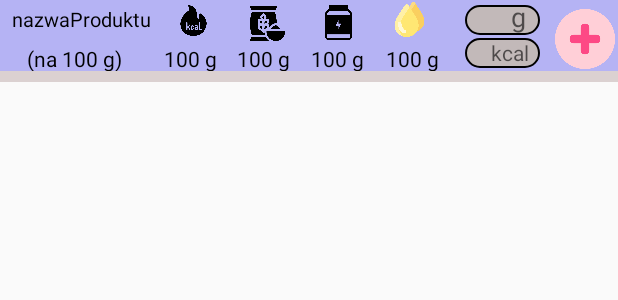
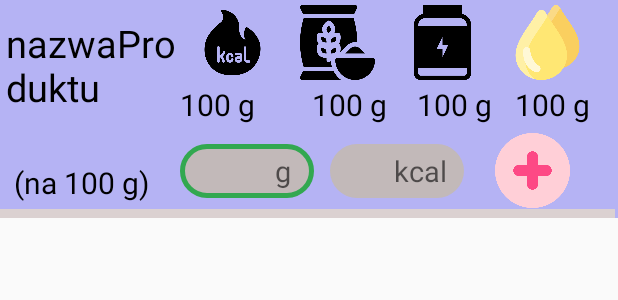
Before and after one commit to Kierde/Praca-magisterska, an Android app: the layout pojedynczy_wyszukany_posilek.xml on its own in the app's theme, with its tools: preview values and no code run, on a phone screen of 412 x 824 dp. Shown: the top 300 px of the screen. Run offline under Robolectric (Android 15) with nearby library versions, the phone set to English and light mode, and no system bars; network calls fail.

Commit message:
Powiększenie layout dla pojedyńczego wyszukanego produktu

```diff
--- a/project1/app/src/main/java/com/example/project1/WyszukanyPosilekAdapter.java
+++ b/project1/app/src/main/java/com/example/project1/WyszukanyPosilekAdapter.java
@@ -25,6 +25,7 @@ import java.util.GregorianCalendar;
 import java.util.HashMap;
 import java.util.List;
 import java.util.Map;
+import java.util.concurrent.TimeUnit;
 
 import Deserialization.Dish;
 
@@ -64,12 +65,10 @@ public class WyszukanyPosilekAdapter extends RecyclerView.Adapter<WyszukanyPosil
         holder.iloscProduktu.addTextChangedListener(new TextWatcher() {
             @Override
             public void beforeTextChanged(CharSequence charSequence, int i, int i1, int i2) {
-
             }
 
             @Override
             public void onTextChanged(CharSequence charSequence, int i, int i1, int i2) {
-
             }
 
             @Override
@@ -82,7 +81,7 @@ public class WyszukanyPosilekAdapter extends RecyclerView.Adapter<WyszukanyPosil
                     int wynik = calculateHowMuchCalories(iloscProduktu, kcalorie);
                     holder.iloscKalorii.setText(Integer.toString(wynik));
                 } else {
-                    holder.iloscProduktu.setError("podaj wartość liczbową ilości produktu (w gramach)");
+                    holder.iloscProduktu.setError("podaj produktu (w gramach)");
                 }
             }
         });
--- a/project1/app/src/main/java/com/example/project1/WyszukiwanieProduktu.java
+++ b/project1/app/src/main/java/com/example/project1/WyszukiwanieProduktu.java
@@ -64,8 +64,8 @@ public class WyszukiwanieProduktu extends AppCompatActivity {
         wyszukane.setHasFixedSize(true);
         wyszukane.setLayoutManager(new LinearLayoutManager(this));
         wyszukane.setAdapter(wyszukanyPosilekAdapter);
-       // Dish posilek = new Dish("1","Jajko", "130","3","10","20","30","kat");
-       //listaWyszukanychPosilkow.add(posilek);
+       Dish posilek = new Dish("1","Jajko z żurkiem owoc", "130","3","10","20","30","kat");
+       listaWyszukanychPosilkow.add(posilek);
         wyszukanyPosilekAdapter.notifyDataSetChanged();
 
 
--- a/project1/app/src/main/res/drawable/rectangle_4_shape.xml
+++ b/project1/app/src/main/res/drawable/rectangle_4_shape.xml
@@ -3,6 +3,5 @@
 <shape xmlns:android="http://schemas.android.com/apk/res/android"
 	android:shape="rectangle" >
 	<corners android:radius="20dp" />
-	<stroke android:color="#000000" android:width="1dp" />
 	<solid android:color="@color/rectangle_4_color" />
 </shape>
--- /dev/null
+++ b/project1/app/src/main/res/drawable/rectangle_5_shape.xml
@@ -0,0 +1,10 @@
+<?xml version="1.0" encoding="utf-8"?>
+<!-- rectangle_4 from your XD file. -->
+<shape xmlns:android="http://schemas.android.com/apk/res/android"
+    android:shape="rectangle" >
+    <corners android:radius="20dp" />
+    <stroke android:color="#000000" android:width="1dp" />
+    <solid android:color="@color/rectangle_4_color" />
+    <stroke android:width="3dp" android:color="#32a850"/>
+
+</shape>
--- a/project1/app/src/main/res/layout/pojedynczy_wyszukany_posilek.xml
+++ b/project1/app/src/main/res/layout/pojedynczy_wyszukany_posilek.xml
@@ -1,170 +1,174 @@
 <RelativeLayout xmlns:android="http://schemas.android.com/apk/res/android"
     xmlns:tools="http://schemas.android.com/tools"
-    android:layout_width="match_parent"
-    android:layout_height="wrap_content"
+    android:layout_width="wrap_content"
+    android:layout_height="145dp"
     xmlns:app="http://schemas.android.com/apk/res-auto"
     android:background="#b5b3f4"
     tools:ignore="ExtraText">
 
     <ImageView
         android:id="@+id/trans_fats_free_1"
-        android:layout_width="23dp"
-        android:layout_height="23dp"
+        android:layout_width="50dp"
+        android:layout_height="50dp"
         android:layout_alignParentTop="true"
-        android:layout_marginStart="214dp"
+        android:layout_marginStart="270dp"
         android:layout_marginTop="3dp"
+        android:textSize="15dp"
         android:contentDescription="trans_fats_free_1"
         android:src="@drawable/protein" />
 
     <TextView
         android:id="@+id/nazwaSzukanego"
-        android:layout_width="106dp"
-        android:layout_height="24dp"
+        android:layout_width="120dp"
+        android:layout_height="100dp"
+        android:layout_alignParentStart="true"
         android:layout_alignParentTop="true"
-        android:layout_marginStart="8dp"
+        android:layout_marginStart="4dp"
         android:layout_marginLeft="10dp"
-        android:layout_marginTop="3dp"
+        android:layout_marginTop="11dp"
         android:text="@string/nazwaproduktu_string"
         android:textColor="@color/nazwaproduktu_color"
-        android:textSize="13dp" />
+        android:textSize="25dp" />
 
     <ImageView
         android:id="@+id/ellipse_1"
-        android:layout_width="26dp"
-        android:layout_height="23dp"
-        android:layout_marginStart="116dp"
-        android:layout_marginTop="2dp"
+        android:layout_width="50dp"
+        android:layout_height="50dp"
+        android:layout_marginStart="130dp"
+        android:layout_marginTop="3dp"
         android:contentDescription="ellipse_1"
         android:src="@drawable/kcal" />
 
     <ImageView
         android:id="@+id/ellipse_2"
-        android:layout_width="26dp"
-        android:layout_height="23dp"
+        android:layout_width="50dp"
+        android:layout_height="50dp"
         android:layout_alignParentTop="true"
-        android:layout_marginStart="165dp"
-        android:layout_marginTop="4dp"
+        android:layout_marginStart="200dp"
+        android:layout_marginTop="3dp"
         android:contentDescription="ellipse_2"
         android:src="@drawable/carbo" />
 
+
     <ImageView
         android:id="@+id/ellipse_3"
-        android:layout_width="26dp"
-        android:layout_height="23dp"
+        android:layout_width="50dp"
+        android:layout_height="50dp"
         android:layout_alignParentTop="true"
-        android:layout_marginStart="260dp"
-        android:layout_marginTop="1dp"
+        android:layout_marginStart="340dp"
+        android:layout_marginTop="3dp"
         android:contentDescription="ellipse_3"
         android:src="@drawable/trans_fats_free" />
 
 
     <EditText
         android:id="@+id/ilosc_gram"
+        android:layout_width="89dp"
+        android:layout_height="36dp"
+        android:layout_alignParentTop="true"
+        android:layout_alignParentBottom="true"
+        android:layout_marginStart="120dp"
+        android:layout_marginTop="96dp"
+        android:layout_marginBottom="13dp"
+        android:background="@drawable/rectangle_5_shape"
+        android:hint="            g"
+        android:inputType="number"
+        android:textSize="19dp"
+        android:paddingLeft="7dp"></EditText>
+
+    <TextView
+        android:id="@+id/ilosc_cal"
+        android:layout_width="89dp"
+        android:layout_height="36dp"
+        android:layout_alignParentTop="true"
+        android:layout_centerVertical="true"
+        android:layout_marginStart="220dp"
+        android:layout_marginTop="96dp"
+        android:background="@drawable/rectangle_4_shape"
+        android:hint="     kcal"
+        android:paddingLeft="7dp"
+        android:textSize="19dp"
+        android:gravity="center"
+        ></TextView>
+
+    <ImageButton
+        android:id="@+id/dodajDoDziennika"
         android:layout_width="50dp"
         android:layout_height="20dp"
         android:layout_alignParentTop="true"
-        android:layout_marginStart="310dp"
-        android:layout_marginTop="3dp"
-        android:background="@drawable/rectangle_4_shape"
-        android:paddingLeft="7dp"
-        android:inputType="number"
-        android:hint="     g"
-        ></EditText>
-
-    <TextView
-        android:id="@+id/ilosc_cal"
-        android:layout_width="50dp"
-        android:layout_height="20dp"
-        android:layout_alignParentTop="true"
-        android:layout_marginStart="310dp"
-        android:layout_marginTop="25dp"
-        android:paddingLeft="7dp"
-        android:hint="   kcal"
-
-        android:background="@drawable/rectangle_4_shape"
-        ></TextView>
-
-
-    <ImageButton
-        android:id="@+id/dodajDoDziennika"
-        android:layout_width="40dp"
-        android:layout_height="40dp"
-        android:layout_alignParentTop="true"
-        android:layout_marginStart="370dp"
-        android:layout_marginTop="6dp"
-        app:srcCompat="@drawable/add"
+        android:layout_alignParentBottom="true"
+        android:layout_marginStart="330dp"
+        android:layout_marginTop="76dp"
+        android:layout_marginBottom="-6dp"
+        android:background="#b5b3f4"
         android:scaleType="centerInside"
-        android:background="#b5b3f4"
-
-
-
-
-
-        />
-
-
-
-
-
-
-
+        app:srcCompat="@drawable/add" />
 
     <TextView
         android:id="@+id/bialkoSzukanego"
-        android:layout_width="50dp"
-        android:layout_height="20dp"
-        android:layout_marginLeft="207dp"
-        android:layout_marginTop="29dp"
+        android:layout_width="wrap_content"
+        android:layout_height="wrap_content"
+        android:layout_marginLeft="278dp"
+        android:layout_marginTop="56dp"
+        android:textSize="20dp"
+
         android:text="@string/_100_g_ek1_string"
         android:textColor="@color/nazwaproduktu_color" />
 
     <TextView
         android:id="@+id/wegleSzukanego"
-        android:layout_width="50dp"
-        android:layout_height="20dp"
-        android:layout_marginLeft="158dp"
-        android:layout_marginTop="29dp"
+        android:layout_width="wrap_content"
+        android:layout_height="wrap_content"
+        android:layout_marginLeft="208dp"
+        android:textSize="20dp"
+        android:layout_marginTop="56dp"
         android:text="@string/_100_g_string"
         android:textColor="@color/nazwaproduktu_color" />
 
     <TextView
         android:id="@+id/tluszczSzukanego"
-        android:layout_width="50dp"
-        android:layout_height="20dp"
-        android:layout_marginLeft="257dp"
-        android:layout_marginTop="29dp"
+        android:layout_width="wrap_content"
+        android:layout_height="wrap_content"
+        android:layout_marginLeft="343dp"
+        android:layout_marginTop="56dp"
         android:text="@string/_100_g_ek2_string"
-        android:textColor="@color/nazwaproduktu_color" />
+        android:textColor="@color/nazwaproduktu_color"
+        android:textSize="20dp" />
 
     <TextView
         android:id="@+id/kalorycznoscSzukanego"
-        android:layout_width="50dp"
-        android:layout_height="20dp"
-        android:layout_below="@+id/ellipse_1"
-        android:layout_alignBottom="@+id/bialkoSzukanego"
-        android:layout_marginStart="10dp"
-        android:layout_marginLeft="116dp"
-        android:layout_marginTop="4dp"
-        android:layout_marginBottom="0dp"
-        android:layout_toEndOf="@+id/__na_100_g_"
+        android:layout_width="wrap_content"
+        android:layout_height="wrap_content"
+        android:layout_marginLeft="120dp"
+        android:textSize="20dp"
+        android:layout_marginTop="56dp"
         android:text="@string/_100_g_ek3_string"
         android:textColor="@color/nazwaproduktu_color" />
 
     <TextView
         android:id="@+id/__na_100_g_"
-        android:layout_width="81dp"
-        android:layout_height="20dp"
-        android:layout_marginLeft="18dp"
-        android:layout_marginTop="29dp"
+        android:layout_width="wrap_content"
+        android:layout_height="wrap_content"
+        android:layout_alignParentStart="true"
+        android:layout_alignParentBottom="true"
+        android:layout_marginStart="9dp"
+        android:layout_marginLeft="150dp"
+        android:layout_marginTop="3dp"
+        android:layout_marginBottom="10dp"
         android:text="@string/__na_100_g__string"
-        android:textColor="@color/nazwaproduktu_color" />
+        android:textColor="@color/nazwaproduktu_color"
+        android:textSize="20dp" />
 
     <View
         android:id="@+id/rectangle_1"
         android:layout_width="match_parent"
         android:layout_height="7dp"
-        android:layout_marginStart="0dp"
+        android:layout_alignParentEnd="true"
+        android:layout_alignParentBottom="true"
+        android:layout_marginStart="-1dp"
         android:layout_marginTop="47dp"
+        android:layout_marginEnd="2dp"
+        android:layout_marginBottom="-1dp"
         android:background="@drawable/rectangle_1_shape" />
 
 </RelativeLayout>
```
Also changed, not shown: project1/app/src/main/java/com/example/project1/InneWykresy.java (+0 -17 lines).
